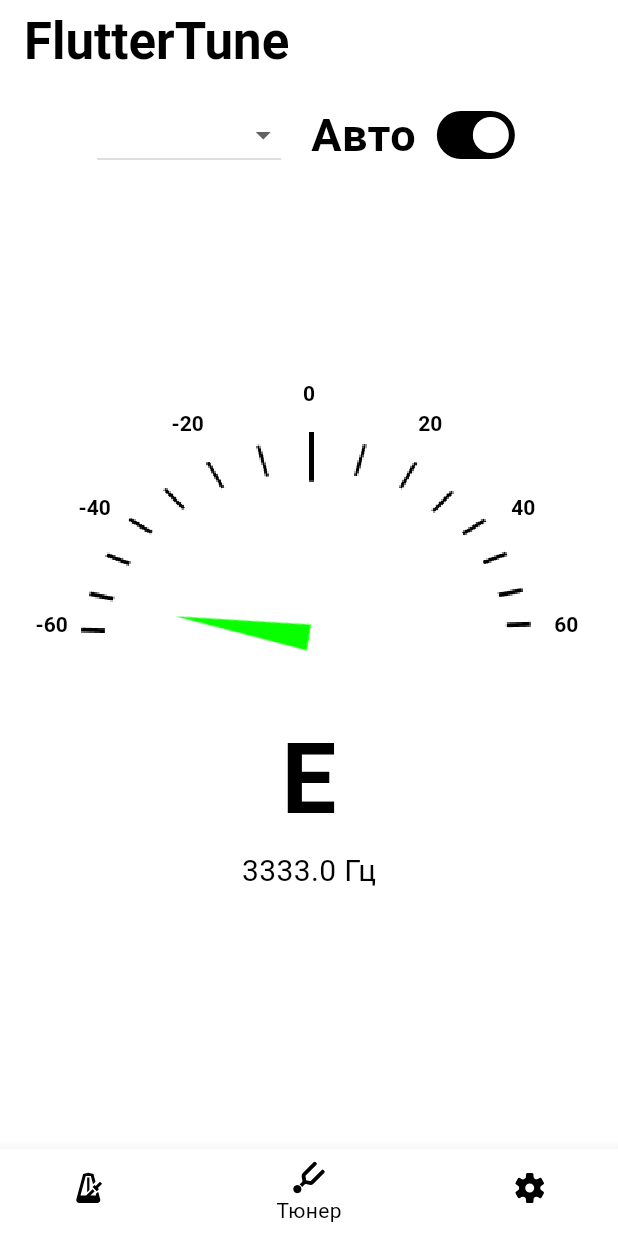
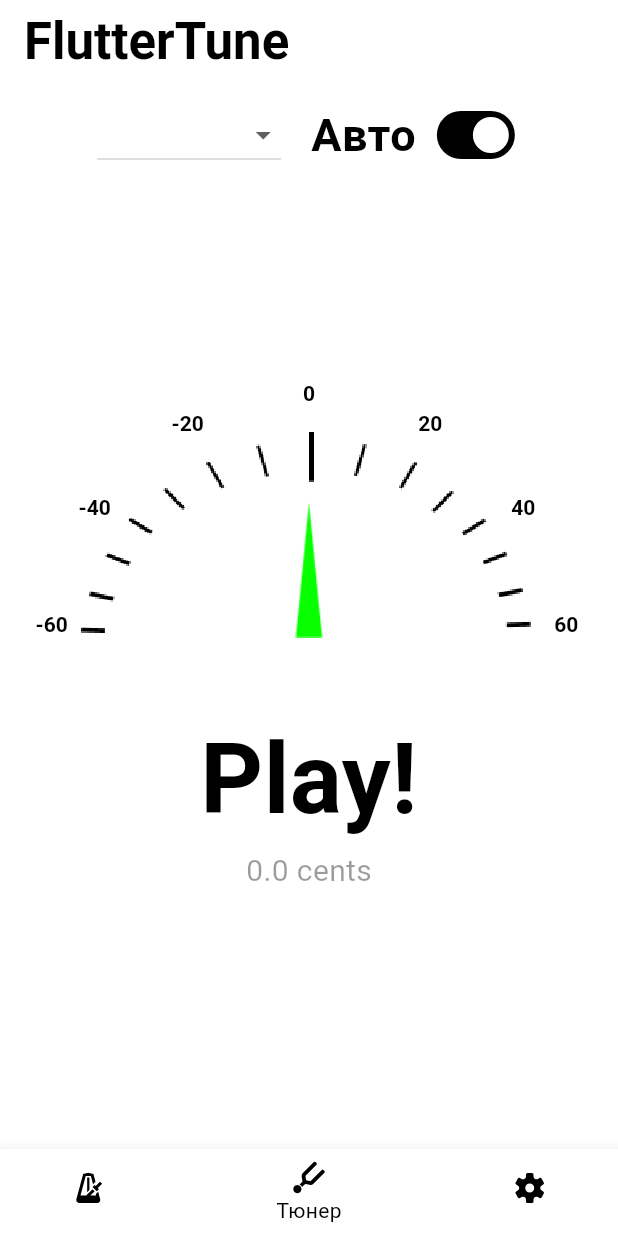
Before and after one commit to nottalentedme/fluttertuner, a Flutter app: the screen it shows after launch, on a phone screen of 412 x 824 dp. Run offline on Flutter 3.47's test engine with Material 3 defaults, Android fonts, the phone set to English and light mode, and no system bars; our stand-ins replace flutter_bloc, flutter_svg, go_router; missing offline and left inert: buffered_list_stream, flutter_soloud, pitch_detector_dart, pitchupdart, record; statements that could not run were skipped.

Commit message:
🚧 router: stfl to stl

```diff
--- a/lib/core/router/app_router.dart
+++ b/lib/core/router/app_router.dart
@@ -1,4 +1,3 @@
-import 'package:flutter/src/widgets/basic.dart';
 import 'package:flutter_bloc/flutter_bloc.dart';
 import 'package:fluttertuner/core/extension/build_context_extension.dart';
 import 'package:fluttertuner/feature/metronome/cubit/metronome_cubit.dart';
@@ -16,18 +15,31 @@ abstract class AppRouter {
   static final GoRouter router = GoRouter(
     initialLocation: TunerPage.path,
     routes: [
-      StatefulShellRoute.indexedStack(
-        builder: (context, state, navigationShell) {
+      ShellRoute(
+        builder: (context, state, child) {
+          final path = state.uri.path;
+          final index = _getIndexFromPath(path);
+
           return NavigationBottomBar(
-            currentIndex: navigationShell.currentIndex,
-            onTap: (index) => navigationShell.goBranch(index),
-            child: navigationShell,
+            currentIndex: index,
+            onTap: (index) {
+              switch (index) {
+                case 0:
+                  context.go(MetronomePage.path);
+                  break;
+                case 1:
+                  context.go(TunerPage.path);
+                  break;
+                case 2:
+                  context.go(SettingsPage.path);
+                  break;
+              }
+            },
+            child: child,
           );
         },
-        branches: [
+        routes: [
           // Metronome branch
-          StatefulShellBranch(
-            routes: [
           GoRoute(
             path: MetronomePage.path,
             builder: (context, state) {
@@ -38,11 +50,7 @@ abstract class AppRouter {
               );
             },
           ),
-            ],
-          ),
           // Tuner branch
-          StatefulShellBranch(
-            routes: [
           GoRoute(
             path: TunerPage.path,
             builder: (context, state) {
@@ -53,11 +61,7 @@ abstract class AppRouter {
               );
             },
           ),
-            ],
-          ),
           // Settings branch
-          StatefulShellBranch(
-            routes: [
           GoRoute(
             path: SettingsPage.path,
             builder: (context, state) => const SettingsPage(),
@@ -65,7 +69,18 @@ abstract class AppRouter {
         ],
       ),
     ],
-      ),
-    ],
   );
+
+  static int _getIndexFromPath(String path) {
+    switch (path) {
+      case MetronomePage.path:
+        return 0;
+      case TunerPage.path:
+        return 1;
+      case SettingsPage.path:
+        return 2;
+      default:
+        return 1;
     }
+  }
+}
--- a/lib/feature/tuner/cubit/pitch_cubit.dart
+++ b/lib/feature/tuner/cubit/pitch_cubit.dart
@@ -15,6 +15,7 @@ class PitchCubit extends Cubit<TuningState> {
     this._tuningRepository,
   ) : super(TuningState.initial()) {
     print('PitchCubit created');
+    startTuning();
   }
 
   @override
--- a/lib/feature/tuner/cubit/tuning_state.dart
+++ b/lib/feature/tuner/cubit/tuning_state.dart
@@ -4,7 +4,6 @@ import 'package:fluttertuner/feature/tuner/data/models/note_model.dart';
 import 'package:fluttertuner/feature/tuner/data/models/tuning_model.dart';
 import 'package:fluttertuner/feature/tuner/domain/entity/note_entity.dart';
 import 'package:fluttertuner/feature/tuner/domain/entity/tuning_entity.dart';
-import 'package:fluttertuner/feature/tuner/domain/models/guitar_tuning_model.dart';
 
 class TuningState {
   final WrongNoteEntity note; // текущая определённая нота
@@ -21,10 +20,10 @@ class TuningState {
 
   factory TuningState.initial() {
     return const TuningState(
-      note: WrongNoteModel(frequency: 123123, name: 'E', diffCents: 3333),
+      note: WrongNoteModel(frequency: 0, name: 'Play!', diffCents: 0.0),
       tuning: TuningModel(
-        description: "description",
-        instrument: InstrumentModel(name: '232', strings: 4),
+        description: "",
+        instrument: InstrumentModel(name: 'guitar', strings: 6),
         notes: [],
       ),
       targetNote: NoteModel(frequency: 33333, name: 'C'),
--- a/lib/feature/tuner/presentation/page/tuner_page.dart
+++ b/lib/feature/tuner/presentation/page/tuner_page.dart
@@ -4,7 +4,6 @@ import 'package:fluttertuner/feature/tuner/cubit/pitch_cubit.dart';
 import 'package:fluttertuner/feature/tuner/cubit/tuning_state.dart';
 import 'package:fluttertuner/feature/tuner/presentation/widgets/instrument_title_widget.dart';
 import 'package:fluttertuner/feature/tuner/presentation/widgets/pos.dart';
-import 'package:fluttertuner/feature/tuner/presentation/widgets/tuner_scale_widget.dart';
 import 'package:fluttertuner/feature/tuner/presentation/widgets/tuner_text_widget.dart';
 import 'package:fluttertuner/feature/tuner/presentation/widgets/tuning_mode_switch_widget.dart';
 import 'package:fluttertuner/feature/tuner/service/recorder/tuner_audio_impl_service.dart';
@@ -28,17 +27,6 @@ class _TunerPageState extends State<TunerPage> {
   //     guitarString = value;
   //   });
   // }
-
-  @override
-  void initState() {
-    super.initState();
-    print('Stream started on page');
-    startStream();
-  }
-
-  Future<void> startStream() async {
-    BlocProvider.of<PitchCubit>(context).startTuning();
-  }
 
   @override
   Widget build(BuildContext context) {
@@ -71,7 +59,6 @@ class _TunerPageState extends State<TunerPage> {
                       builder: (context, diffState) {
                         return TunerScaleWidgets(value: diffState);
                       }),
-                  //TunerScaleWidget(value: 0),
                   const SizedBox(height: 20),
                   BlocBuilder<PitchCubit, TuningState>(
                       builder: (context, state) {
--- a/lib/feature/tuner/presentation/widgets/instrument_title_widget.dart
+++ b/lib/feature/tuner/presentation/widgets/instrument_title_widget.dart
@@ -1,6 +1,4 @@
 import 'package:flutter/material.dart';
-import 'package:flutter_bloc/flutter_bloc.dart';
-import '../../cubit/pitch_cubit.dart';
 import '../../domain/models/guitar_tuning_model.dart';
 
 class InstrumentTitleWidget extends StatelessWidget {
--- a/lib/feature/tuner/presentation/widgets/tuner_text_widget.dart
+++ b/lib/feature/tuner/presentation/widgets/tuner_text_widget.dart
@@ -1,6 +1,5 @@
 import 'package:flutter/material.dart';
 import 'package:fluttertuner/core/theme/color_scheme.dart';
-import 'package:fluttertuner/feature/tuner/cubit/tuning_state.dart';
 import 'package:fluttertuner/feature/tuner/domain/entity/note_entity.dart';
 
 class TunerTextWidget extends StatelessWidget {
@@ -32,9 +31,9 @@ class TunerTextWidget extends StatelessWidget {
               ),
               const SizedBox(width: 10),
               Text(
-                '${note.diffCents.toStringAsFixed(1)} Гц',
-                style: const TextStyle(
-                  color: AppColorScheme.primary,
+                '${note.diffCents.toStringAsFixed(1)} cents',
+                style: TextStyle(
+                  color: AppColorScheme.primary.withAlpha(100),
                   fontSize: 20.0,
                 ),
               ),
```
Also changed, not shown: lib/feature/tuner/domain/repository/tuning_repository_impl.dart (+2 -5 lines), lib/feature/tuner/presentation/widgets/tuner_scale.dart (deleted, +0 -68 lines), lib/feature/tuner/presentation/widgets/tuner_scale_widget.dart (deleted, +0 -16 lines). Lines whose indentation alone changed are shown as unchanged.
